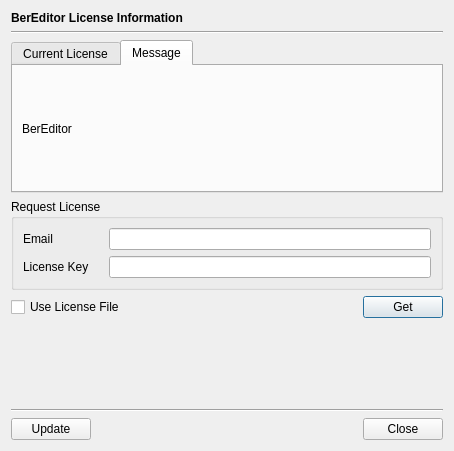
Before: the Qt Designer form BerEditor/lcn_info_dlg.ui in jykim74/BerEditor, drawn with Qt 5.
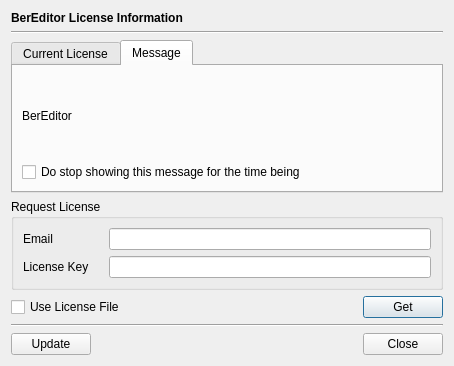
After: the same form once the commit is applied. The open tabs and pages were chosen to show the change.

Diff of the .ui file:
```diff
--- a/BerEditor/lcn_info_dlg.ui
+++ b/BerEditor/lcn_info_dlg.ui
@@ -7,7 +7,7 @@
     <x>0</x>
     <y>0</y>
     <width>454</width>
-    <height>451</height>
+    <height>366</height>
    </rect>
   </property>
   <property name="windowTitle">
@@ -225,6 +225,13 @@
          </property>
         </widget>
        </item>
+       <item>
+        <widget class="QCheckBox" name="mStopMessageCheck">
+         <property name="text">
+          <string>Do stop showing this message for the time being</string>
+         </property>
+        </widget>
+       </item>
       </layout>
      </widget>
     </widget>
```
Left out of the diff: 2 changed lines with no effect on the pictures.
